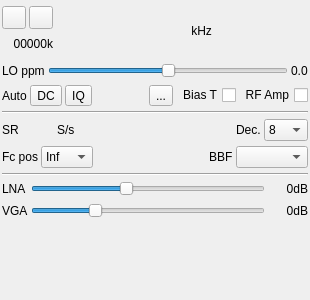
Before: the Qt Designer form plugins/samplesource/hackrfinput/hackrfinputgui.ui in f4exb/sdrangel, drawn with Qt 5.
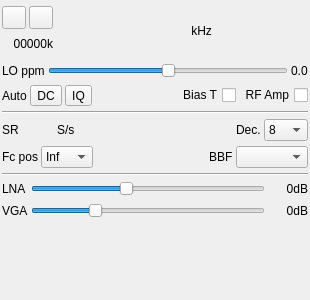
After: the same form once the commit is applied. Icons and pictures are not drawn. Custom widgets are drawn as their Qt base class.

Commit message: HackRF: suppression of Rx to Tx link frequency. Synchronization of Tx to Rx device center frequency.

The edit to the form file:
```diff
--- a/plugins/samplesource/hackrfinput/hackrfinputgui.ui
+++ b/plugins/samplesource/hackrfinput/hackrfinputgui.ui
@@ -292,20 +292,6 @@
        </property>
       </spacer>
      </item>
-     <item row="0" column="4">
-      <widget class="ButtonSwitch" name="linkTxFreq">
-       <property name="toolTip">
-        <string>Toggle Tx frequency link</string>
-       </property>
-       <property name="text">
-        <string>...</string>
-       </property>
-       <property name="icon">
-        <iconset resource="../../../sdrgui/resources/res.qrc">
-         <normaloff>:/link.png</normaloff>:/link.png</iconset>
-       </property>
-      </widget>
-     </item>
     </layout>
    </item>
    <item>
```
Left out of the diff: 4 changed lines with no effect on the pictures. The commit also changes 283 other files.
